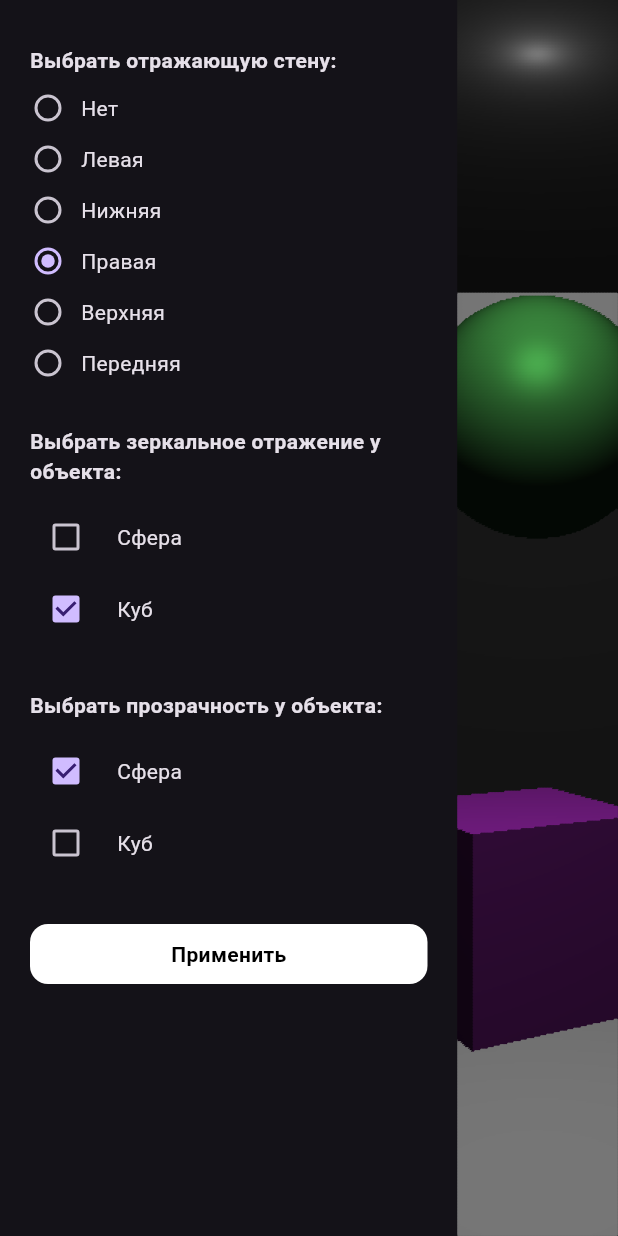
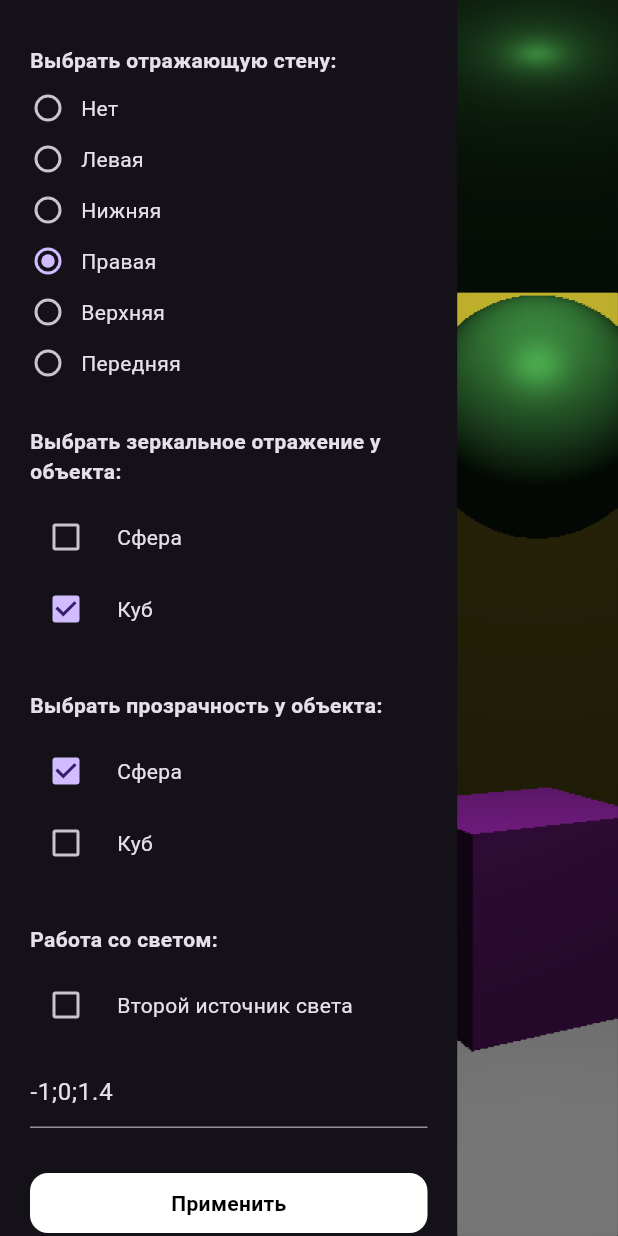
Before and after one commit to iomccormak/cornish_room, a Flutter app: the screen it shows after launch, after a tap on "Применить", on a phone screen of 412 x 824 dp. Run offline on Flutter 3.47's test engine with Material 3 defaults, Android fonts, the phone set to English and light mode, and no system bars; our stand-ins replace bloc, flutter_bloc.

Commit message:
small fixes

```diff
--- a/lib/bloc/main_bloc.dart
+++ b/lib/bloc/main_bloc.dart
@@ -73,7 +73,8 @@ class MainCubit extends Cubit<MainState> {
         transparency: 0.0,
         center: Point3D(0.0, 0.5, 0.6),
         specularStrength: 0.4,
-          shininess: 8),
+        shininess: 8,
+      ),
       Sphere(
         reflectivity: 0.0,
         color: Colors.yellow,
@@ -81,7 +82,8 @@ class MainCubit extends Cubit<MainState> {
         transparency: configuration[3] == '1' ? 0.95 : 0.0,
         center: Point3D(-0.8, -0.7, 0.6),
         specularStrength: 0.4,
-          shininess: 8),
+        shininess: 8,
+      ),
       // left
       Model(
         specularStrength: 0.0,
@@ -96,7 +98,8 @@ class MainCubit extends Cubit<MainState> {
         polygonsByIndexes: [
           [0, 1, 2],
           [2, 3, 0]
-          ]),
+        ],
+      ),
       // bottom
       Model(
         specularStrength: 0.0,
@@ -111,7 +114,8 @@ class MainCubit extends Cubit<MainState> {
         polygonsByIndexes: [
           [0, 1, 2],
           [1, 3, 2]
-          ]),
+        ],
+      ),
       // right
       Model(
         specularStrength: 0.0,
@@ -126,12 +130,13 @@ class MainCubit extends Cubit<MainState> {
         polygonsByIndexes: [
           [0, 1, 2],
           [2, 1, 3]
-          ]),
+        ],
+      ),
       // top
       Model(
         specularStrength: 0.0,
         reflectivity: configuration[0] == '5' ? 0.85 : 0.0,
-          color: Colors.grey,
+        color: Colors.green,
         points: [
           Point3D(1.2, 1, 0),
           Point3D(-1.2, 1, 5),
@@ -141,12 +146,13 @@ class MainCubit extends Cubit<MainState> {
         polygonsByIndexes: [
           [0, 1, 2],
           [0, 3, 1]
-          ]),
-      // right
+        ],
+      ),
+      // forward
       Model(
         specularStrength: 0.0,
         reflectivity: configuration[0] == '6' ? 0.85 : 0.0,
-          color: Colors.grey,
+        color: Colors.yellow,
         points: [
           Point3D(1.2, 1, 0),
           Point3D(1.2, -1, 0),
@@ -156,30 +162,43 @@ class MainCubit extends Cubit<MainState> {
         polygonsByIndexes: [
           [0, 1, 2],
           [2, 3, 0]
-          ]),
+        ],
+      ),
     ];
   }
 
-  void render(String configuration) async {
+  void render(String configuration, Light? secondLight) async {
     emit(const LoadingState());
-    _view = Matrix.view(camera.eye, camera.target, camera.up);
+
+    _view = Matrix.view(
+      camera.eye,
+      camera.target,
+      camera.up,
+    );
+
     _projection = Matrix.cameraPerspective(
-        camera.fov, width / height, camera.nearPlane, camera.farPlane);
+      camera.fov,
+      width / height,
+      camera.nearPlane,
+      camera.farPlane,
+    );
 
-    if (_pixels.containsKey(configuration) && configuration[5] == '1') {
-      emit(CommonState(pixels: _pixels[configuration]!));
-      return;
-    } else {
-      _pixels[configuration] =
-          List.generate(height, (_) => List.filled(width, null));
+    if (secondLight != null) {
+      lights.add(secondLight);
+    }
+
+    _pixels[configuration] = List.generate(
+      height,
+      (_) => List.filled(width, null),
+    );
     _buildScene(configuration);
-    }
 
     for (var pixelRay in camera.getRays(width, height)) {
       final pixel = pixelRay.pixel;
       Point3D color = Point3D(0, 0, 0);
       int numSamples = 0;
       Point3D? rayColor;
+
       for (var ray in pixelRay.rays) {
         rayColor = _traceRay(ray, 7);
         if (rayColor != null) {
@@ -187,39 +206,62 @@ class MainCubit extends Cubit<MainState> {
           color += rayColor;
         }
       }
+
       if (numSamples > 0) {
-        final resColor = Color.fromRGBO(color.x * 255 ~/ numSamples,
-            color.y * 255 ~/ numSamples, color.z * 255 ~/ numSamples, 1.0);
+        final resColor = Color.fromRGBO(
+          color.x * 255 ~/ numSamples,
+          color.y * 255 ~/ numSamples,
+          color.z * 255 ~/ numSamples,
+          1.0,
+        );
         _pixels[configuration]![pixel.dy.toInt()][pixel.dx.toInt()] =
             (color: resColor, pos: pixel);
       }
     }
+
     emit(CommonState(pixels: _pixels[configuration]!));
+    if (secondLight != null) {
+      lights.removeLast();
+    }
   }
 
   Point3D? _traceRay(Ray ray, int depth) {
     if (depth <= 0) {
       return Point3D(0, 0, 0);
     }
+
     graphics.Object? intersectionObject;
     Intersection? nearestIntersection;
+
     for (var object in scene) {
       var intersection = object.intersect(
-          camera: camera, projection: _projection, view: _view, ray: ray);
+        camera: camera,
+        projection: _projection,
+        view: _view,
+        ray: ray,
+      );
+
       if (intersection == null) {
         continue;
       }
+
       if (nearestIntersection == null ||
           intersection.z < nearestIntersection.z) {
         nearestIntersection = intersection;
         intersectionObject = object;
       }
     }
+
     if (nearestIntersection != null) {
       if (intersectionObject!.transparency > 0.1) {
         Point3D light = Point3D.zero();
+
         Ray? refractedRay = _refract(
-            ray, nearestIntersection, intersectionObject.refractiveIndex);
+          ray,
+          nearestIntersection,
+          intersectionObject.refractiveIndex,
+        );
+
         if (refractedRay != null) {
           light += (_traceRay(refractedRay, depth - 1) ?? Point3D(0, 0, 0)) *
               intersectionObject.transparency;
@@ -228,11 +270,16 @@ class MainCubit extends Cubit<MainState> {
       }
 
       if (intersectionObject.reflectivity > 0.1) {
-        Point3D reflectedRayDirection =
-            _reflect(ray.direction, nearestIntersection.normal);
+        Point3D reflectedRayDirection = _reflect(
+          ray.direction,
+          nearestIntersection.normal,
+        );
+
         Ray reflectedRay = Ray(
           start: nearestIntersection.hit + reflectedRayDirection * 0.001,
-            direction: reflectedRayDirection);
+          direction: reflectedRayDirection,
+        );
+
         Point3D reflectedColor =
             _traceRay(reflectedRay, depth - 1) ?? Point3D(0, 0, 0);
         return reflectedColor * intersectionObject.reflectivity;
@@ -241,17 +288,19 @@ class MainCubit extends Cubit<MainState> {
       Point3D light = _calcLocalLight(nearestIntersection, intersectionObject);
       return light.multiply(intersectionObject.objectColor);
     }
+
     return null;
   }
-
-  final Random _random = Random();
 
   Point3D _reflect(Point3D vector, Point3D normal) {
     return vector - normal * 2 * vector.dot(normal);
   }
 
   Ray? _refract(
-      Ray incidentRay, Intersection intersection, double refractiveIndex) {
+    Ray incidentRay,
+    Intersection intersection,
+    double refractiveIndex,
+  ) {
     double ratio = intersection.inside ? refractiveIndex : 1 / refractiveIndex;
     final incident = incidentRay.direction.normalized();
     final normal =
@@ -264,8 +313,11 @@ class MainCubit extends Cubit<MainState> {
       return null;
     } else {
       final refracted = incident * ratio - normal * (sqrt(k) + ratio * cosi);
+
       return Ray(
-          start: intersection.hit + refracted * 0.001, direction: refracted);
+        start: intersection.hit + refracted * 0.001,
+        direction: refracted,
+      );
     }
   }
 
@@ -277,12 +329,17 @@ class MainCubit extends Cubit<MainState> {
       bool inShadow = false;
       for (var object in scene) {
         final shadowRay = Ray(
-            start: intersection.hit - lightDir * 0.001, direction: -lightDir);
+          start: intersection.hit - lightDir * 0.001,
+          direction: -lightDir,
+        );
+
         final shadowIntersection = object.intersect(
           ray: shadowRay,
           view: _view,
           projection: _projection,
-            camera: camera);
+          camera: camera,
+        );
+
         if (shadowIntersection != null &&
             (intersection.hit - light.position).length() >
                 (intersection.hit - shadowIntersection.hit).length()) {
--- a/lib/main.dart
+++ b/lib/main.dart
@@ -1,6 +1,6 @@
 import 'package:flutter/material.dart';
 import 'package:flutter_bloc/flutter_bloc.dart';
-import 'package:cornell_box/painters/app_painter.dart';
+import 'package:cornell_box/widgets/app_painter.dart';
 import 'package:cornell_box/bloc/main_bloc.dart';
 import 'package:cornell_box/widgets/toolbar.dart';
 
--- a/lib/models/camera.dart
+++ b/lib/models/camera.dart
@@ -48,21 +48,4 @@ class Camera{
     }
     return rays;
   }
-
-  Camera copyWith({
-    Point3D? eye,
-    Point3D? target,
-    Point3D? up,
-    double? nearPlane,
-    double? farPlane,
-    double? fov,
-    double? aspect,
-  }) => Camera(
-    eye: eye ?? this.eye,
-    target: target ?? this.target,
-    up: up ?? this.up,
-    nearPlane: nearPlane ?? this.nearPlane,
-    farPlane: farPlane ?? this.farPlane,
-    fov: fov ?? this.fov,
-  );
 }
--- a/lib/models/matrix.dart
+++ b/lib/models/matrix.dart
@@ -34,68 +34,7 @@ class Matrix {
     ]);
   }
 
-  Matrix.cameraOrthographic(double near, double far) : value = []{
-    double height = 2;
-    double width = 2;
-
-    double left = -width / 2;
-    double right = width / 2;
-    double bottom = -height / 2;
-    double top = height / 2;
-
-    value.addAll([
-      [2 / width, 0, 0, 0],
-      [0, 2 / height, 0, 0],
-      [0, 0, -2 / (far - near), 0],
-      [-(right + left) / (right - left), -(top + bottom) / (top - bottom), -(far + near) / (far - near), 1]
-    ]);
-  }
-
   Matrix.point(Point3D point) : this(1, 4, [[point.x, point.y, point.z, 1]]);
-
-  Matrix.trimetric(double xAngle, double yAngle)
-    : this(4, 4,
-      [
-        [cos(yAngle), sin(xAngle) * sin(yAngle), 0, 0],
-        [0, cos(xAngle), 0, 0],
-        [sin(yAngle), -sin(xAngle) * cos(yAngle), 0, 0],
-        [0, 0, 0, 1],
-      ]
-  );
-
-  Matrix.dimetric(double zRatio, bool xAnglePos, bool yAnglePos) : this.trimetric(
-    asin(zRatio * (xAnglePos ? 1 : -1) / sqrt2),
-    asin(zRatio * (yAnglePos ? 1 : -1) / sqrt(2 - zRatio * zRatio))
-  );
-
-  Matrix.isometric(bool xAnglePos, bool yAnglePos) : this.dimetric(0.8165, xAnglePos, yAnglePos);
-
-  Matrix.perspective1(double zProjectionCenter) : this(4, 4,
-    [
-      [1, 0, 0, 0],
-      [0, 1, 0, 0],
-      [0, 0, 0, -1/zProjectionCenter],
-      [0, 0, 0, 1],
-    ]
-  );
-
-  Matrix.perspective2(double xProjectionCenter, double yProjectionCenter) : this(4, 4,
-    [
-      [1, 0, 0, -1/xProjectionCenter],
-      [0, 1, 0, -1/yProjectionCenter],
-      [0, 0, 0, 0],
-      [0, 0, 0, 1],
-    ]
-  );
-
-  Matrix.perspective3(double xProjectionCenter, double yProjectionCenter, double zProjectionCenter) : this(4, 4,
-    [
-      [1, 0, 0, -1/xProjectionCenter],
-      [0, 1, 0, -1/yProjectionCenter],
-      [0, 0, 0, -1/zProjectionCenter],
-      [0, 0, 0, 1],
-    ]
-  );
 
   Matrix.translation(Point3D tr)
     : this(4, 4,
@@ -127,19 +66,6 @@ class Matrix {
     ]
   );
 
-  factory Matrix.mirrorXY() {
-    return Matrix.scaling(Point3D(1,1,-1));
-  }
-
-  factory Matrix.mirrorYZ() {
-    return Matrix.scaling(Point3D(-1,1,1));
-  }
-
-  factory Matrix.mirrorXZ() {
-    return Matrix.scaling(Point3D(1,-1,1));
-  }
-
-
   final List<List<double>> value;
 
   int get rows => value.length;
--- a/lib/models/model.dart
+++ b/lib/models/model.dart
@@ -29,16 +29,16 @@ class Model implements IPoints, Object {
   @override
   final double refractiveIndex;
 
-  Model(
-      {required this.points,
+  Model({
+    required this.points,
     required this.polygonsByIndexes,
     required this.color,
     this.shininess = 8,
     this.specularStrength = 0.5,
     this.reflectivity = 0.0,
     this.transparency = 0.0,
-      this.refractiveIndex = 1.05})
-      : polygons = [] {
+    this.refractiveIndex = 1.05,
+  }) : polygons = [] {
     for (var polygonIndexes in polygonsByIndexes) {
       polygons.add(Polygon(List.generate(
           polygonIndexes.length, (i) => points[polygonIndexes[i]])));
@@ -50,11 +50,12 @@ class Model implements IPoints, Object {
       Point3D(color.red / 255, color.green / 255, color.blue / 255, 1.0);
 
   @override
-  Intersection? intersect(
-      {required Ray ray,
+  Intersection? intersect({
+    required Ray ray,
     required Camera camera,
     required Matrix view,
-      required Matrix projection}) {
+    required Matrix projection,
+  }) {
     Intersection? nearestRes;
     double nearestZ = double.infinity;
     for (var polygon in polygons) {
@@ -101,30 +102,8 @@ class Model implements IPoints, Object {
       transparency: transparency,
       refractiveIndex: refractiveIndex,
       points: List.generate(points.length, (index) => points[index].copy()),
-        polygonsByIndexes: polygonsByIndexes);
-  }
-
-  Model concat(Model other) {
-    List<Point3D> resPoints = [];
-    List<List<int>> resIndexes = [];
-
-    for (var p in points) {
-      resPoints.add(p.copy());
-    }
-    for (var p in other.points) {
-      resPoints.add(p.copy());
-    }
-
-    for (var pol in polygonsByIndexes) {
-      resIndexes.add(List.from(pol));
-    }
-    int len = points.length;
-    for (var pol in other.polygonsByIndexes) {
-      resIndexes.add(pol.map((e) => e + len).toList());
-    }
-
-    return Model(
-        color: color, points: resPoints, polygonsByIndexes: resIndexes);
+      polygonsByIndexes: polygonsByIndexes,
+    );
   }
 
   Model.cube({
@@ -162,5 +141,6 @@ class Model implements IPoints, Object {
             [1, 0, 7],
             [3, 2, 5],
             [5, 4, 3],
-            ]);
+          ],
+        );
 }
--- a/lib/models/polygon.dart
+++ b/lib/models/polygon.dart
@@ -1,6 +1,3 @@
-import 'dart:math';
-import 'dart:ui';
-
 import 'package:cornell_box/models/interfaces.dart';
 import 'package:cornell_box/models/point.dart';
 import 'package:cornell_box/models/ray.dart';
@@ -61,3 +58,5 @@ class Polygon implements IPoints {
     return sum / points.length;
   }
 }
+
+enum PolyhedronType { cube }
--- a/lib/models/polyhedron_type.dart
+++ /dev/null
@@ -1 +0,0 @@
-enum PolyhedronType{tetrahedron, cube, octahedron, icosahedron, dodecahedron}
--- a/lib/models/projection_type.dart
+++ /dev/null
@@ -1 +0,0 @@
-enum ProjectionType{trimetric, dimetric, isometric, perspective1, perspective2, perspective3}
--- a/lib/models/ray.dart
+++ b/lib/models/ray.dart
@@ -2,6 +2,7 @@ import 'package:cornell_box/models/point.dart';
 
 class Ray{
   final Point3D start, direction;
+
   const Ray({
     required this.start,
     required this.direction
--- a/lib/models/sphere.dart
+++ b/lib/models/sphere.dart
@@ -12,6 +12,7 @@ class Sphere implements Object{
   final Point3D center;
   final double radius;
   final Color color;
+
   @override
   final double specularStrength;
   @override
--- a/lib/painters/app_painter.dart
+++ b/lib/widgets/app_painter.dart
@@ -22,7 +22,6 @@ class AppPainter extends CustomPainter{
         }
       }
     }
-    print('done');
   }
 
   static final _paint = Paint()
--- a/lib/widgets/toolbar.dart
+++ b/lib/widgets/toolbar.dart
@@ -18,9 +18,8 @@ class _ToolBarState extends State<ToolBar> {
   bool _cubeReflective = true;
   bool _sphereTransparent = true;
   bool _cubeTransparent = false;
-  bool _softShadows = false;
   bool _secondLight = false;
-  final _lightController = TextEditingController(text: '-0.96;0;1.4');
+  final _lightController = TextEditingController(text: '-1;0;1.4');
 
   void _radioOnChanged(int? value) {
     if (value != null) {
@@ -134,8 +133,9 @@ class _ToolBarState extends State<ToolBar> {
                   children: [
                     Radio(
                       visualDensity: const VisualDensity(
-                          horizontal: VisualDensity.minimumDensity,
-                          vertical: VisualDensity.minimumDensity),
+                        horizontal: VisualDensity.minimumDensity,
+                        vertical: VisualDensity.minimumDensity,
+                      ),
                       materialTapTargetSize: MaterialTapTargetSize.shrinkWrap,
                       value: 6,
                       groupValue: _reflectiveWall,
@@ -236,15 +236,59 @@ class _ToolBarState extends State<ToolBar> {
                 const SizedBox(
                   height: 30,
                 ),
+                const Text(
+                  'Работа со светом:',
+                  style: TextStyle(
+                    fontWeight: FontWeight.bold,
+                  ),
+                ),
+                const SizedBox(height: 10),
+                Row(
+                  children: [
+                    Checkbox(
+                      value: _secondLight,
+                      onChanged: (value) {
+                        if (value != null) {
+                          setState(() {
+                            _secondLight = value;
+                          });
+                        }
+                      },
+                    ),
+                    const SizedBox(
+                      width: 10,
+                    ),
+                    Text('Второй источник света'),
+                  ],
+                ),
+                const SizedBox(height: 10),
+                TextField(
+                  controller: _lightController,
+                ),
+                const SizedBox(height: 30),
                 GestureDetector(
                   onTap: () {
+                    Light? secondLight;
+                    if (_secondLight) {
+                      final values = _lightController.text
+                          .split(';')
+                          .map((e) => double.parse(e.trim()))
+                          .toList();
+                      secondLight = Light(
+                        position: Point3D(values[0], values[1], values[2]),
+                        width: 1.0,
+                        height: 0.5,
+                        step: 0.03,
+                        color: Point3D(0.6, 0.6, 0.6),
+                      );
+                    }
                     context.read<MainCubit>().render(
                         '$_reflectiveWall'
                         '${_sphereReflective ? 1 : 0}'
                         '${_cubeReflective ? 1 : 0}'
                         '${_sphereTransparent ? 1 : 0}'
-                        '${_cubeTransparent ? 1 : 0}'
-                        '${_softShadows ? 1 : 0}');
+                        '${_cubeTransparent ? 1 : 0}',
+                        secondLight);
                   },
                   child: Container(
                     width: double.infinity,
```
Lines whose indentation alone changed are shown as unchanged.
